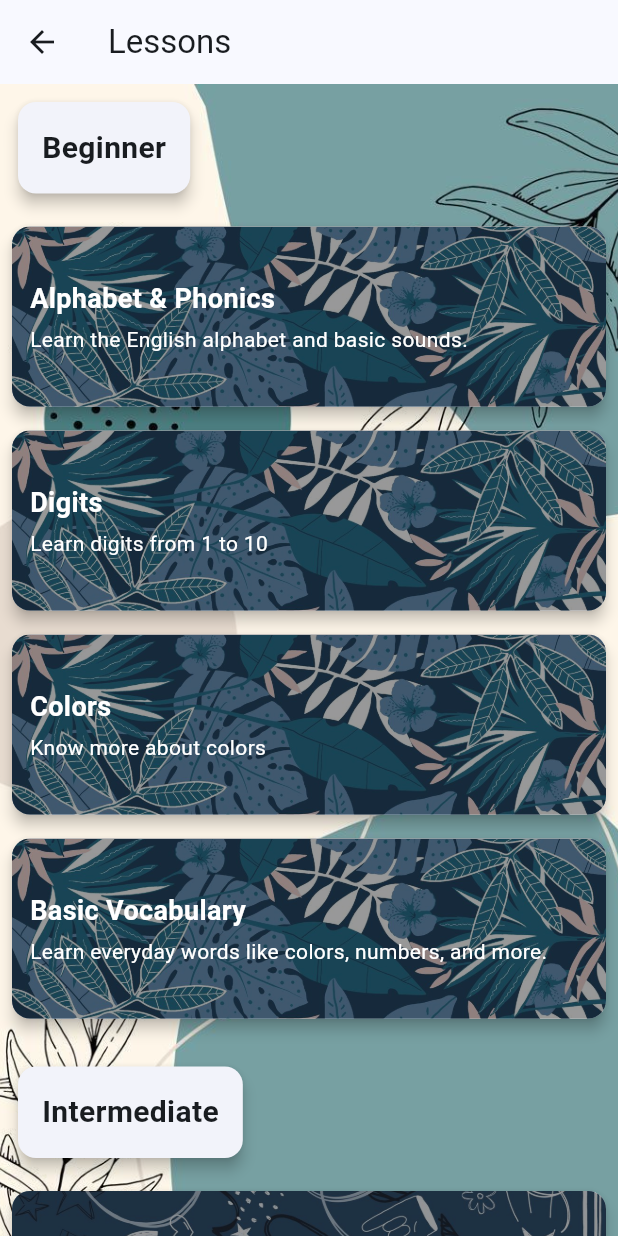
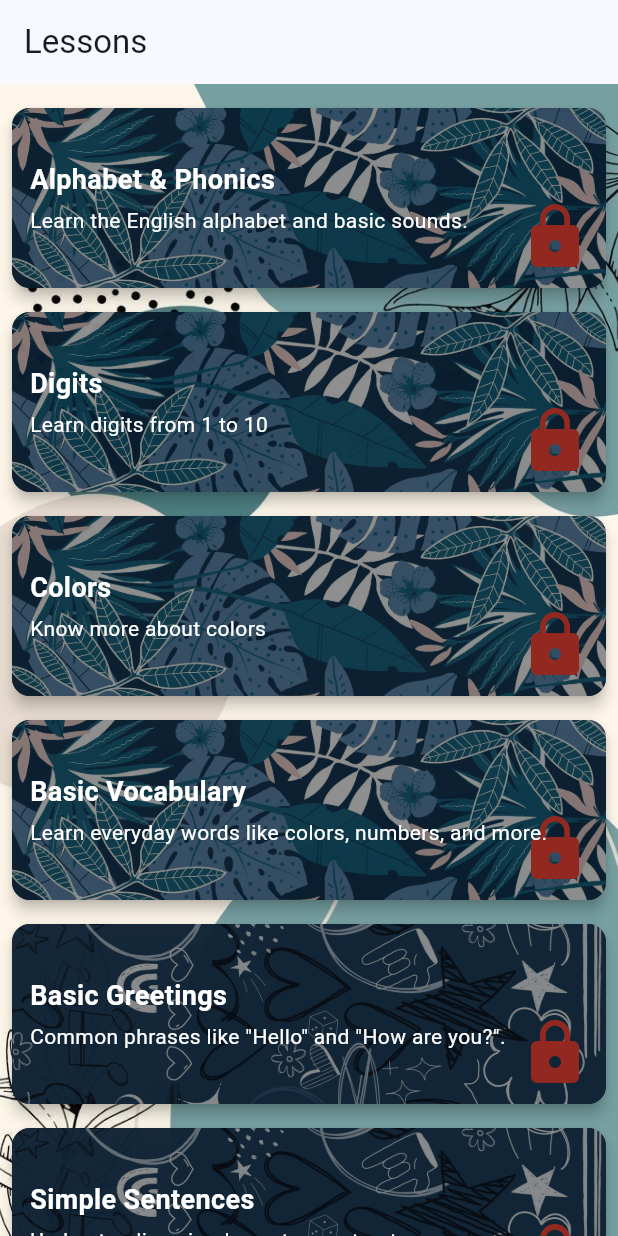
Before and after one commit to soutAhmedTayseer/CodeAlpha_LanguageLearningApp, a Flutter app: the Lessons screen opened directly, on a phone screen of 412 x 824 dp. Run offline on Flutter 3.47's test engine with Material 3 defaults, Android fonts, the phone set to English and light mode, and no system bars; our stand-ins replace animated_splash_screen, audioplayers, easy_localization, flutter_bloc, lottie, shared_preferences; accounts and stored records are empty.

Commit message:
updating lessons screen with lock and checkbox

```diff
--- a/lib/management/cubit.dart
+++ b/lib/management/cubit.dart
@@ -11,7 +11,7 @@
   static AppCubit get(BuildContext context) => BlocProvider.of<AppCubit>(context);
 
   // Index for bottom navigation
-  int _currentIndex = 1; // Start on Categories page
+  int _currentIndex = 0; // Start on Categories page
   int get currentIndex => _currentIndex;
 
   // Toggle between dark and light mode
--- a/lib/navigation_screens/lessons_screen.dart
+++ b/lib/navigation_screens/lessons_screen.dart
@@ -12,10 +12,146 @@
 import '../lessons_screens/intermediate/basic_greetings.dart';
 import '../lessons_screens/beginner/basic_vocabulary.dart';
 import '../lessons_screens/intermediate/everyday_conversations_screen.dart';
+import 'package:shared_preferences/shared_preferences.dart';
 
 // Main Lessons Page
-class Lessons extends StatelessWidget {
+class Lessons extends StatefulWidget {
   const Lessons({super.key});
+
+  @override
+  _LessonsState createState() => _LessonsState();
+}
+
+class _LessonsState extends State<Lessons> {
+  late List<LessonData> lessons;
+
+  @override
+  void initState() {
+    super.initState();
+    // Initialize the lesson data
+    lessons = [
+      LessonData(
+        title: 'Alphabet & Phonics',
+        description: 'Learn the English alphabet and basic sounds.',
+        image: 'assets/images/cards_background/11.jpeg',
+        screen: AlphabetScreen(),
+        isLocked: false, // First lesson unlocked
+        isCompleted: false,
+      ),
+      LessonData(
+        title: 'Digits',
+        description: 'Learn digits from 1 to 10',
+        image: 'assets/images/cards_background/11.jpeg',
+        screen: DigitsScreen(),
+        isLocked: true,
+        isCompleted: false,
+      ),
+      // Other lessons remain locked
+      LessonData(
+        title: 'Colors',
+        description: 'Know more about colors',
+        image: 'assets/images/cards_background/11.jpeg',
+        screen: ColorsScreen(),
+        isLocked: true,
+        isCompleted: false,
+      ),
+      LessonData(
+        title: 'Basic Vocabulary',
+        description: 'Learn everyday words like colors, numbers, and more.',
+        image: 'assets/images/cards_background/11.jpeg',
+        screen: BasicVocabularyScreen(),
+        isLocked: true,
+        isCompleted: false,
+      ),
+      LessonData(
+        title: 'Basic Greetings',
+        description: 'Common phrases like "Hello" and "How are you?".',
+        image: 'assets/images/cards_background/10.jpeg',
+        screen: BasicGreetingsScreen(),
+        isLocked: true,
+        isCompleted: false,
+      ),
+      LessonData(
+        title: 'Simple Sentences',
+        description: 'Understanding simple sentence structures.',
+        image: 'assets/images/cards_background/10.jpeg',
+        screen: SimpleSentencesScreen(),
+        isLocked: true,
+        isCompleted: false,
+      ),
+      LessonData(
+        title: 'Pronouns & Prepositions',
+        description: 'Learn how to use pronouns and prepositions properly.',
+        image: 'assets/images/cards_background/10.jpeg',
+        screen: PronounsPrepositionsScreen(),
+        isLocked: true,
+        isCompleted: false,
+      ),
+      LessonData(
+        title: 'Everyday Conversations',
+        description: 'Practice dialogues for common situations.',
+        image: 'assets/images/cards_background/10.jpeg',
+        screen: EverydayConversationsScreen(),
+        isLocked: true,
+        isCompleted: false,
+      ),
+      LessonData(
+        title: 'Present Simple Tense',
+        description: 'Forming sentences in the present tense.',
+        image: 'assets/images/cards_background/2.jpeg',
+        screen: PresentSimpleTenseScreen(),
+        isLocked: true,
+        isCompleted: false,
+      ),
+      LessonData(
+        title: 'Past Simple Tense',
+        description: 'Understanding and using the past simple tense correctly.',
+        image: 'assets/images/cards_background/2.jpeg',
+        screen: PastTenseScreen(),
+        isLocked: true,
+        isCompleted: false,
+      ),
+      LessonData(
+        title: 'Conditionals',
+        description: 'Learn conditional sentences (if/then).',
+        image: 'assets/images/cards_background/2.jpeg',
+        screen: ConditionalsScreen(),
+        isLocked: true,
+        isCompleted: false,
+      ),
+      LessonData(
+        title: 'Reported Speech',
+        description: 'How to report what others have said.',
+        image: 'assets/images/cards_background/2.jpeg',
+        screen: ReportedSpeechScreen(),
+        isLocked: true,
+        isCompleted: false,
+      ),
+    ];
+    resetLessons();
+    loadLessonUnlockStatus();
+  }
+
+  // Reset all lessons to locked and clear completion status
+  void resetLessons() async {
+    SharedPreferences prefs = await SharedPreferences.getInstance();
+    for (int i = 0; i < lessons.length; i++) {
+      prefs.setBool('lesson_$i', false);
+      prefs.setBool('completed_lesson_$i', false);
+    }
+  }
+
+  // Load lesson unlock status from shared preferences
+  void loadLessonUnlockStatus() async {
+    SharedPreferences prefs = await SharedPreferences.getInstance();
+    for (int i = 0; i < lessons.length; i++) {
+      bool isUnlocked = prefs.getBool('lesson_$i') ?? (i == 0);
+      setState(() {
+        lessons[i].isLocked = !isUnlocked;
+        lessons[i].isCompleted = prefs.getBool('completed_lesson_$i') ?? false;
+      });
+    }
+  }
 
   @override
   Widget build(BuildContext context) {
@@ -28,10 +164,10 @@
           // Background Image
           Positioned.fill(
             child: Opacity(
-              opacity: 1, // Set opacity to make the background less prominent
+              opacity: 1,
               child: Image.asset(
-                'assets/images/backkground.jpeg', // Add your background image path
-                fit: BoxFit.cover, // Ensure the image covers the whole screen
+                'assets/images/backkground.jpeg',
+                fit: BoxFit.cover,
               ),
             ),
           ),
@@ -42,135 +178,7 @@
               child: Column(
                 crossAxisAlignment: CrossAxisAlignment.start,
                 children: [
-                  // Beginner Section
-                  Card(
-                    elevation: 4,
-                    child: Container(
-                      padding: const EdgeInsets.all(16.0),
-                      child: const Text(
-                        'Beginner',
-                        style: TextStyle(
-                          fontSize: 20,
-                          fontWeight: FontWeight.bold,
-                        ),
-                      ),
-                    ),
-                  ),
-                  const SizedBox(height: 10),
-                  buildLessonRow(context, [
-                    LessonData(
-                      title: 'Alphabet & Phonics',
-                      description: 'Learn the English alphabet and basic sounds.',
-                      image: 'assets/images/cards_background/11.jpeg',
-                      screen: AlphabetScreen(),
-                    ),
-                    LessonData(
-                      title: 'Digits',
-                      description: 'Learn digits from 1 to 10',
-                      image: 'assets/images/cards_background/11.jpeg',
-                      screen: DigitsScreen(),
-                    ),
-                    LessonData(
-                      title: 'Colors',
-                      description: 'Know more about colors',
-                      image: 'assets/images/cards_background/11.jpeg',
-                      screen: ColorsScreen(),
-                    ),
-                    LessonData(
-                      title: 'Basic Vocabulary',
-                      description: 'Learn everyday words like colors, numbers, and more.',
-                      image: 'assets/images/cards_background/11.jpeg',
-                      screen: BasicVocabularyScreen(),
-                    ),
-                  ]),
-
-                  const SizedBox(height: 20),
-
-                  // Intermediate Section
-                  Card(
-                    elevation: 4,
-                    child: Container(
-                      padding: const EdgeInsets.all(16.0),
-                      child: const Text(
-                        'Intermediate',
-                        style: TextStyle(
-                          fontSize: 20,
-                          fontWeight: FontWeight.bold,
-                        ),
-                      ),
-                    ),
-                  ),
-                  const SizedBox(height: 10),
-                  buildLessonRow(context, [
-                    LessonData(
-                      title: 'Basic Greetings',
-                      description: 'Common phrases like "Hello" and "How are you?".',
-                      image: 'assets/images/cards_background/10.jpeg',
-                      screen: BasicGreetingsScreen(),
-                    ),
-                    LessonData(
-                      title: 'Simple Sentences',
-                      description: 'Understanding simple sentence structures.',
-                      image: 'assets/images/cards_background/10.jpeg',
-                      screen: SimpleSentencesScreen(),
-                    ),
-                    LessonData(
-                      title: 'Pronouns & Prepositions',
-                      description: 'Learn how to use pronouns and prepositions properly.',
-                      image: 'assets/images/cards_background/10.jpeg',
-                      screen: PronounsPrepositionsScreen(),
-                    ),
-                    LessonData(
-                      title: 'Everyday Conversations',
-                      description: 'Practice dialogues for common situations.',
-                      image: 'assets/images/cards_background/10.jpeg',
-                      screen: EverydayConversationsScreen(),
-                    ),
-                  ]),
-
-                  const SizedBox(height: 20),
-
-                  // Advanced Section
-                  Card(
-                    elevation: 4,
-                    child: Container(
-                      padding: const EdgeInsets.all(16.0),
-                      child: const Text(
-                        'Advanced',
-                        style: TextStyle(
-                          fontSize: 20,
-                          fontWeight: FontWeight.bold,
-                        ),
-                      ),
-                    ),
-                  ),
-                  const SizedBox(height: 10),
-                  buildLessonRow(context, [
-                    LessonData(
-                      title: 'Present Simple Tense',
-                      description: 'Forming sentences in the present tense.',
-                      image: 'assets/images/cards_background/2.jpeg',
-                      screen: PresentSimpleTenseScreen(),
-                    ),
-                    LessonData(
-                      title: 'Past Simple Tense',
-                      description: 'Understanding and using the past simple tense correctly.',
-                      image: 'assets/images/cards_background/2.jpeg',
-                      screen: PastTenseScreen(),
-                    ),
-                    LessonData(
-                      title: 'Conditionals',
-                      description: 'Learn conditional sentences (if/then).',
-                      image: 'assets/images/cards_background/2.jpeg',
-                      screen: ConditionalsScreen(),
-                    ),
-                    LessonData(
-                      title: 'Reported Speech',
-                      description: 'How to report what others have said.',
-                      image: 'assets/images/cards_background/2.jpeg',
-                      screen: ReportedSpeechScreen(),
-                    ),
-                  ]),
+                  buildLessonRow(context, lessons),
                 ],
               ),
             ),
@@ -184,20 +192,77 @@
   Widget buildLessonRow(BuildContext context, List<LessonData> lessons) {
     return Column(
       children:
-      lessons.map((lesson) => buildLessonCard(context, lesson)).toList(),
+          lessons.map((lesson) => buildLessonCard(context, lesson)).toList(),
     );
   }
 
   // Function to build a single lesson card
-// Function to build a single lesson card
   Widget buildLessonCard(BuildContext context, LessonData lesson) {
     return GestureDetector(
       onTap: () {
-        // Navigate to the specified screen when the card is tapped
-        Navigator.push(
-          context,
-          MaterialPageRoute(builder: (context) => lesson.screen),
-        );
+        if (lesson.isLocked) {
+          // Check if the previous lesson is completed
+          int currentIndex = lessons.indexOf(lesson);
+          if (currentIndex > 0 && !lessons[currentIndex - 1].isCompleted) {
+            // Show confirmation dialog
+            showDialog(
+              context: context,
+              builder: (BuildContext context) {
+                return AlertDialog(
+                  title: Text('Unlock Lesson: ${lesson.title}'),
+                  content: const Text(
+                      'Complete the previous lesson to unlock this one.'),
+                  actions: [
+                    TextButton(
+                      onPressed: () {
+                        Navigator.of(context).pop(); // Close the dialog
+                      },
+                      child: const Text('OK').tr(),
+                    ),
+                  ],
+                );
+              },
+            );
+          } else {
+            // Show confirmation dialog when the card is tapped
+            showDialog(
+              context: context,
+              builder: (BuildContext context) {
+                return AlertDialog(
+                  title: Text('Unlock Lesson: ${lesson.title}'),
+                  content: const Text('Do you want to unlock this lesson?'),
+                  actions: [
+                    TextButton(
+                      onPressed: () {
+                        Navigator.of(context).pop(); // Close the dialog
+                      },
+                      child: const Text('No').tr(),
+                    ),
+                    TextButton(
+                      onPressed: () {
+                        unlockLesson(lesson);
+                        Navigator.of(context).pop(); // Close the dialog
+                        // Navigate to the specified screen
+                        Navigator.push(
+                          context,
+                          MaterialPageRoute(
+                              builder: (context) => lesson.screen),
+                        );
+                      },
+                      child: const Text('Yes').tr(),
+                    ),
+                  ],
+                );
+              },
+            );
+          }
+        } else {
+          // Navigate to the specified screen directly
+          Navigator.push(
+            context,
+            MaterialPageRoute(builder: (context) => lesson.screen),
+          );
+        }
       },
       child: Card(
         margin: const EdgeInsets.symmetric(vertical: 8),
@@ -205,28 +270,39 @@
         shape: RoundedRectangleBorder(
           borderRadius: BorderRadius.circular(12),
         ),
+        color: lesson.isLocked
+            ? Colors.black54
+            : Colors.white, // Darker color if locked
         child: Stack(
           children: [
-            // Background image for the card
             ClipRRect(
               borderRadius: BorderRadius.circular(12),
               child: Opacity(
                 opacity: 0.9,
                 child: Image.asset(
                   lesson.image,
-                  width: double.infinity, // Make sure the image covers the card
-                  height: 120, // Set a fixed height for the card
-                  fit: BoxFit.cover, // Ensure the image covers the entire card area
+                  width: double.infinity,
+                  height: 120,
+                  fit: BoxFit.cover,
                 ),
               ),
             ),
-            // Overlay content on the image (title and description)
+            if (lesson.isLocked) // Show lock icon if the lesson is locked
+              const Positioned(
+                bottom: 10,
+                right: 10,
+                child: Icon(
+                  Icons.lock,
+                  size: 48, // Increased size for the lock icon
+                  color: Colors.red, // Brighter color for the lock icon
+                ),
+              ),
             Container(
               width: double.infinity,
               height: 120,
               decoration: BoxDecoration(
                 borderRadius: BorderRadius.circular(12),
-                color: Colors.black.withOpacity(0.4), // Add a dark overlay to improve text readability
+                color: Colors.black.withOpacity(0.4),
               ),
               padding: const EdgeInsets.all(12.0),
               child: Row(
@@ -242,7 +318,7 @@
                           style: const TextStyle(
                             fontSize: 18,
                             fontWeight: FontWeight.bold,
-                            color: Colors.white, // White color for better contrast
+                            color: Colors.white,
                           ),
                         ).tr(),
                         const SizedBox(height: 4),
@@ -250,12 +326,28 @@
                           lesson.description,
                           style: const TextStyle(
                             fontSize: 14,
-                            color: Colors.white, // Slightly dimmed white text
+                            color: Colors.white,
                           ),
                         ).tr(),
                       ],
                     ),
                   ),
+                  if (!lesson
+                      .isLocked) // Show checkbox if the lesson is unlocked
+                    SizedBox(
+                      width: 30, // Increase width for the checkbox
+                      height: 30, // Increase height for the checkbox
+                      child: Checkbox(
+                        value: lesson.isCompleted,
+                        onChanged: (bool? value) {
+                          setState(() {
+                            lesson.isCompleted = value ?? false;
+                          });
+                          completeLesson(lesson);
+                        },
+                        activeColor: Colors.green,
+                      ),
+                    ),
                 ],
               ),
             ),
@@ -265,19 +357,37 @@
     );
   }
 
+  // Unlock a lesson
+  void unlockLesson(LessonData lesson) async {
+    int index = lessons.indexOf(lesson);
+    SharedPreferences prefs = await SharedPreferences.getInstance();
+    prefs.setBool('lesson_$index', true);
+    loadLessonUnlockStatus(); // Reload lesson statuses
+  }
+
+  // Complete the lesson
+  void completeLesson(LessonData lesson) async {
+    SharedPreferences prefs = await SharedPreferences.getInstance();
+    prefs.setBool(
+        'completed_lesson_${lessons.indexOf(lesson)}', lesson.isCompleted);
+  }
 }
 
-// Data model for a lesson
+// Lesson Data class
 class LessonData {
-  final String title;
-  final String description;
-  final String image;
-  final Widget screen; // Navigation target
+  String title;
+  String description;
+  String image;
+  Widget screen;
+  bool isLocked;
+  bool isCompleted;
 
   LessonData({
     required this.title,
     required this.description,
     required this.image,
     required this.screen,
+    required this.isLocked,
+    required this.isCompleted,
   });
 }
```
Also changed, not shown: lib/screens/home_layout.dart (+5 -5 lines).
